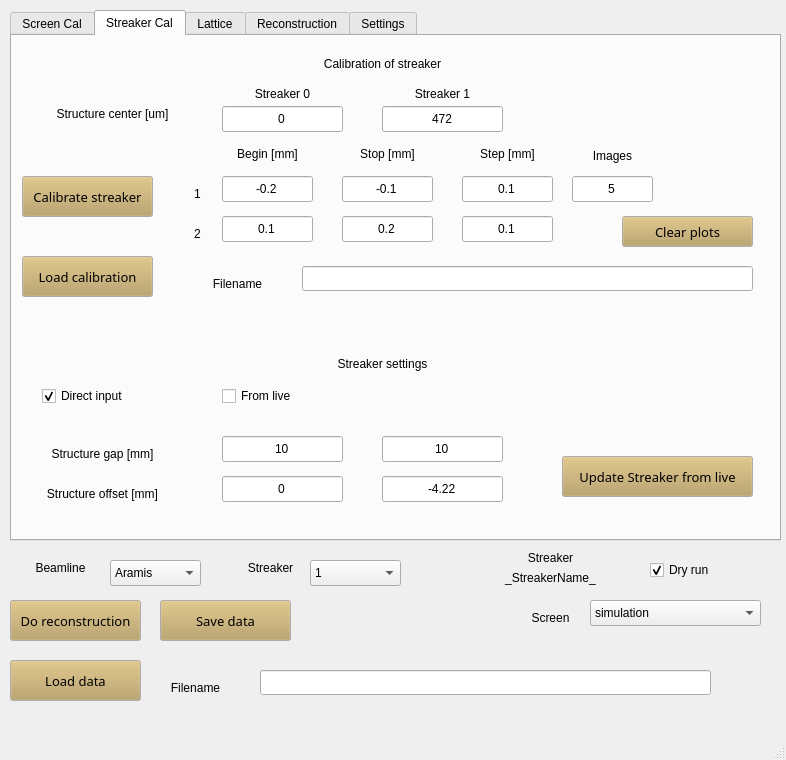
pdijksta/WakefieldAnalysis, file GUI.ui: the form before one commit.
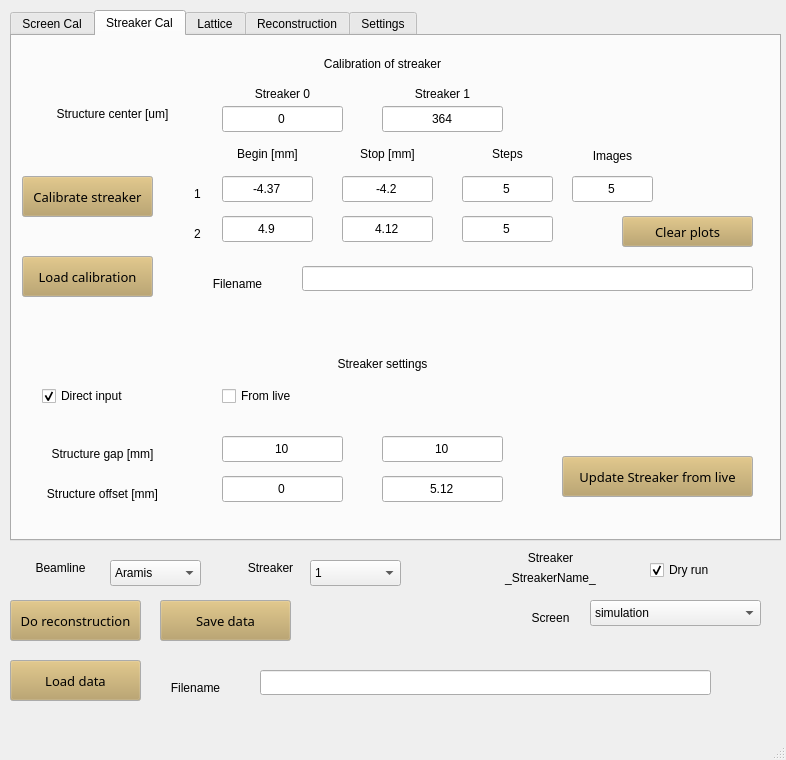
The form after the commit. The open tabs and pages were chosen to show the change.

The edit to the form file:
```diff
--- a/GUI.ui
+++ b/GUI.ui
@@ -477,7 +477,7 @@
        </rect>
       </property>
       <property name="text">
-       <string>472</string>
+       <string>364</string>
       </property>
       <property name="alignment">
        <set>Qt::AlignCenter</set>
@@ -605,7 +605,7 @@
        </rect>
       </property>
       <property name="text">
-       <string>-4.22</string>
+       <string>5.12</string>
       </property>
       <property name="alignment">
        <set>Qt::AlignCenter</set>
@@ -741,7 +741,7 @@
        </rect>
       </property>
       <property name="text">
-       <string>-0.2</string>
+       <string>-4.37</string>
       </property>
       <property name="alignment">
        <set>Qt::AlignCenter</set>
@@ -773,7 +773,7 @@
        </rect>
       </property>
       <property name="text">
-       <string>-0.1</string>
+       <string>-4.2</string>
       </property>
       <property name="alignment">
        <set>Qt::AlignCenter</set>
@@ -805,7 +805,7 @@
        </rect>
       </property>
       <property name="text">
-       <string>0.1</string>
+       <string>5</string>
       </property>
       <property name="alignment">
        <set>Qt::AlignCenter</set>
@@ -821,7 +821,7 @@
        </rect>
       </property>
       <property name="text">
-       <string>Step [mm]</string>
+       <string>Steps</string>
       </property>
       <property name="alignment">
        <set>Qt::AlignCenter</set>
@@ -837,7 +837,7 @@
        </rect>
       </property>
       <property name="text">
-       <string>0.1</string>
+       <string>4.9</string>
       </property>
       <property name="alignment">
        <set>Qt::AlignCenter</set>
@@ -853,7 +853,7 @@
        </rect>
       </property>
       <property name="text">
-       <string>0.2</string>
+       <string>4.12</string>
       </property>
       <property name="alignment">
        <set>Qt::AlignCenter</set>
@@ -869,7 +869,7 @@
        </rect>
       </property>
       <property name="text">
-       <string>0.1</string>
+       <string>5</string>
       </property>
       <property name="alignment">
        <set>Qt::AlignCenter</set>
```
Left out of the diff: 14 changed lines with no effect on the pictures.
